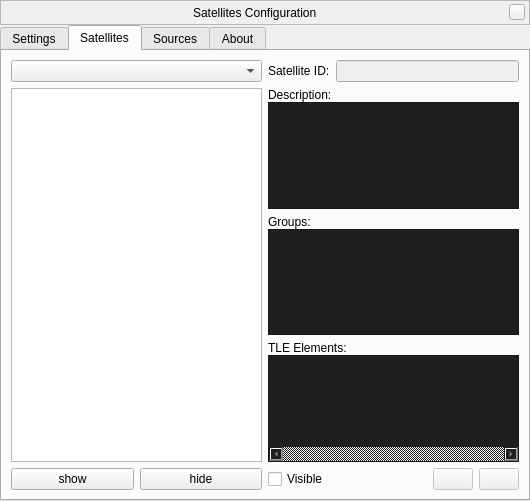
The window that plugins/Satellites/src/gui/satellitesDialog.ui (519984307/stellarium_src) describes before a commit, drawn with Qt 5.
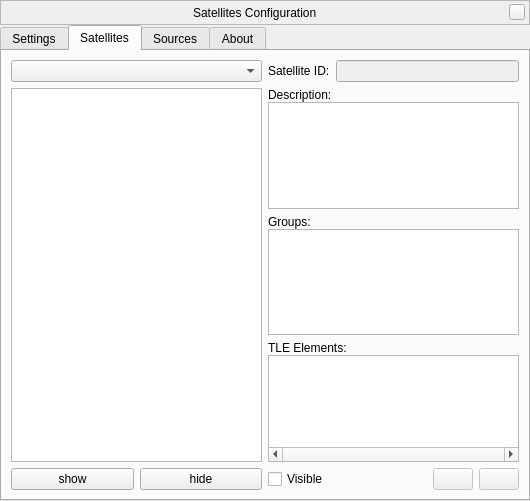
The same window after the commit. Icons and pictures are not drawn. Custom widgets are drawn as their Qt base class.

Commit message: Satellites: fixed night color for the QTextEdit controls by removing custom style

```diff
--- a/plugins/Satellites/src/gui/satellitesDialog.ui
+++ b/plugins/Satellites/src/gui/satellitesDialog.ui
@@ -411,10 +411,6 @@
                <family>Bitstream Vera Sans</family>
               </font>
              </property>
-             <property name="styleSheet">
-              <string>background-color: rgb(31, 31, 31);
-color: rgb(170, 173, 164);</string>
-             </property>
              <property name="readOnly">
               <bool>true</bool>
              </property>
@@ -449,11 +445,7 @@
               </font>
              </property>
              <property name="toolTip">
-              <string>comma separated list of groups</string>
-             </property>
-             <property name="styleSheet">
-              <string>background-color: rgb(31, 31, 31);
-color: rgb(170, 173, 164);</string>
+              <string>Comma separated list of groups</string>
              </property>
              <property name="readOnly">
               <bool>true</bool>
@@ -491,10 +483,6 @@
              <property name="toolTip">
               <string>NORAD two line element orbit data</string>
              </property>
-             <property name="styleSheet">
-              <string>background-color: rgb(31, 31, 31);
-color: rgb(170, 173, 164);</string>
-             </property>
              <property name="horizontalScrollBarPolicy">
               <enum>Qt::ScrollBarAlwaysOn</enum>
              </property>
```
Left out of the diff: 1 changed line with no effect on the pictures.
